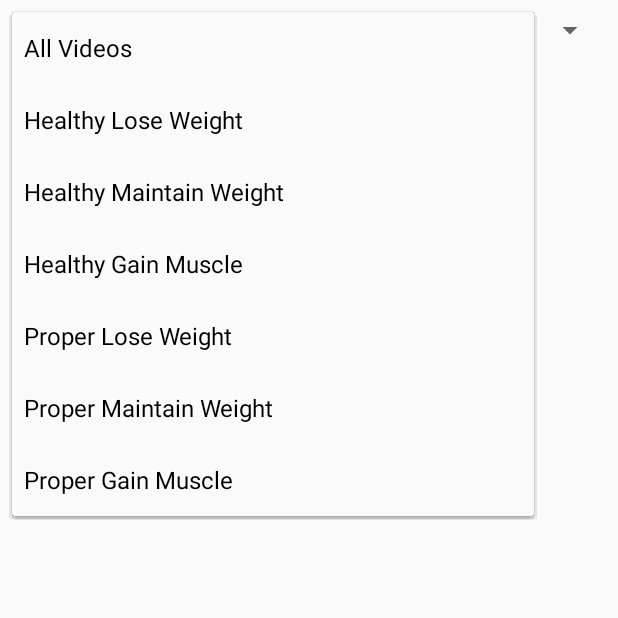
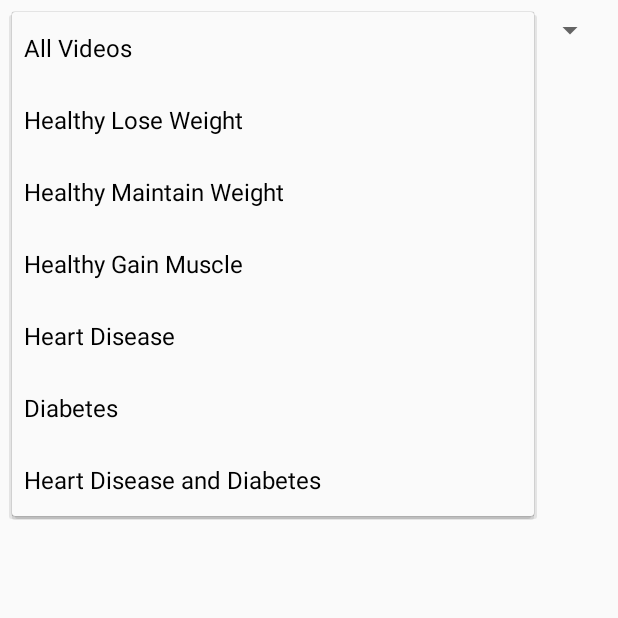
Before and after one commit to GDipSA-SA57-Group-6/MyHealthApp, an Android app: the VideoPageActivity screen opened directly, with no data from a screen before it, after a tap on "All Videos", on a phone screen of 412 x 824 dp, the top half of it. Run offline under Robolectric (Android 15) with nearby library versions, the phone set to English and light mode, and no system bars; pictures from the network do not load; 3 statements that could not run were skipped.

Commit message:
change type

```diff
--- a/app/src/main/java/iss/AD/myhealthapp/VideoPageActivity.java
+++ b/app/src/main/java/iss/AD/myhealthapp/VideoPageActivity.java
@@ -112,7 +112,7 @@ public class VideoPageActivity extends AppCompatActivity {
 
         //下拉栏
         Spinner typeSpinner = findViewById(R.id.typeSpinner);
-        String[] videoTypes = {"All Videos", "Healthy Lose Weight", "Healthy Maintain Weight", "Healthy Gain Muscle", "Proper Lose Weight", "Proper Maintain Weight", "Proper Gain Muscle"};
+        String[] videoTypes = {"All Videos", "Healthy Lose Weight", "Healthy Maintain Weight", "Healthy Gain Muscle", "Heart Disease", "Diabetes", "Heart Disease and Diabetes"};
         ArrayAdapter<String> spinnerAdapter = new ArrayAdapter<>(this, android.R.layout.simple_spinner_item, videoTypes);
         spinnerAdapter.setDropDownViewResource(android.R.layout.simple_spinner_dropdown_item);
         typeSpinner.setAdapter(spinnerAdapter);
```
